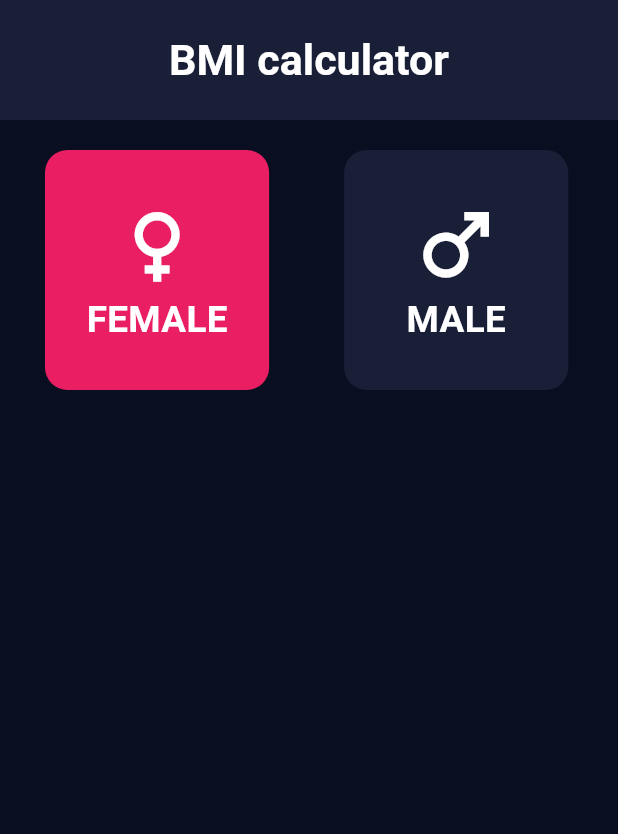
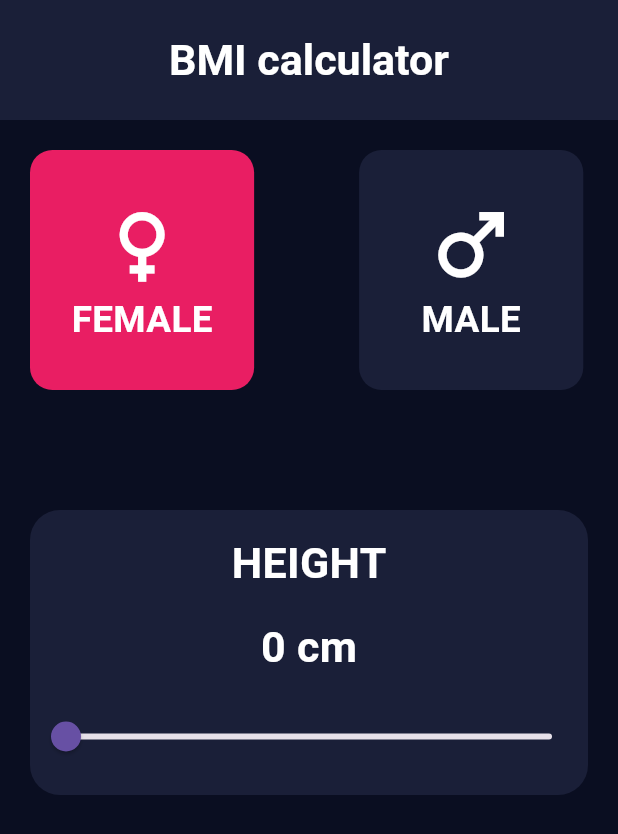
Before and after one commit to atefElhamsa/bmi_app, a Flutter app: the screen it shows after launch, on a phone screen of 412 x 824 dp. Shown: the top 834 px of the screen. Run offline on Flutter 3.47's test engine with Material 3 defaults, Android fonts, the phone set to English and light mode, and no system bars; our stand-ins replace flutter_screenutil, google_fonts.

Commit message:
container height done

```diff
--- a/lib/core/utils/app_texts.dart
+++ b/lib/core/utils/app_texts.dart
@@ -8,4 +8,5 @@ class AppTexts {
   static const String calculate = "CALCULATE";
   static const String yourResult = "Your Result:";
   static const String normal = "NORMAL";
+  static const String cm = " cm";
 }
--- /dev/null
+++ b/lib/features/home/presentation/views/widgets/height_widget.dart
@@ -0,0 +1,48 @@
+import 'package:flutter/material.dart';
+import '../../../../../core/shared_widgets/custom_text.dart';
+import '../../../../../core/utils/app_colors.dart';
+import '../../../../../core/utils/app_texts.dart';
+import '../../../data/models/text_model.dart';
+
+class HeightWidget extends StatefulWidget {
+  const HeightWidget({super.key});
+
+  @override
+  State<HeightWidget> createState() => _HeightWidgetState();
+}
+
+class _HeightWidgetState extends State<HeightWidget> {
+  double height = 0;
+
+  @override
+  Widget build(BuildContext context) {
+    return Container(
+      height: 190,
+      width: double.infinity,
+      decoration: BoxDecoration(
+        borderRadius: BorderRadius.circular(20),
+        color: AppColors.appbarColor,
+      ),
+      child: Column(
+        mainAxisAlignment: MainAxisAlignment.spaceEvenly,
+        children: [
+          const CustomText(textModel: TextModel(title: AppTexts.height)),
+          CustomText(
+            textModel: TextModel(
+              title: height.round().toString() + AppTexts.cm,
+            ),
+          ),
+          Slider(
+            min: 0,
+            max: 300,
+            value: height,
+            onChanged: (value) {
+              height = value;
+              setState(() {});
+            },
+          ),
+        ],
+      ),
+    );
+  }
+}
--- a/lib/features/home/presentation/views/widgets/home_body.dart
+++ b/lib/features/home/presentation/views/widgets/home_body.dart
@@ -1,19 +1,21 @@
+import 'package:bmi_app/features/home/presentation/views/widgets/height_widget.dart';
 import 'package:bmi_app/features/home/presentation/views/widgets/list_view_container_type.dart';
 import 'package:flutter/material.dart';
 
-class HomeBody extends StatefulWidget {
+class HomeBody extends StatelessWidget {
   const HomeBody({super.key});
 
   @override
-  State<HomeBody> createState() => _HomeBodyState();
-}
-
-class _HomeBodyState extends State<HomeBody> {
-  @override
   Widget build(BuildContext context) {
     return const Padding(
-      padding: EdgeInsets.symmetric(horizontal: 30, vertical: 20),
-      child: Column(children: [ListViewContainerType()]),
+      padding: EdgeInsets.symmetric(horizontal: 20, vertical: 20),
+      child: Column(
+        spacing: 80,
+        children: [
+          ListViewContainerType(),
+          HeightWidget(),
+        ],
+      ),
     );
   }
 }
--- a/lib/features/home/presentation/views/widgets/list_view_container_type.dart
+++ b/lib/features/home/presentation/views/widgets/list_view_container_type.dart
@@ -20,7 +20,7 @@ class _ListViewContainerTypeState extends State<ListViewContainerType> {
       child: ListView.separated(
         scrollDirection: Axis.horizontal,
         separatorBuilder: (context, index) {
-          return const SizedBox(width: 50);
+          return const SizedBox(width: 70);
         },
         itemBuilder: (context, index) {
           return GestureDetector(
```
